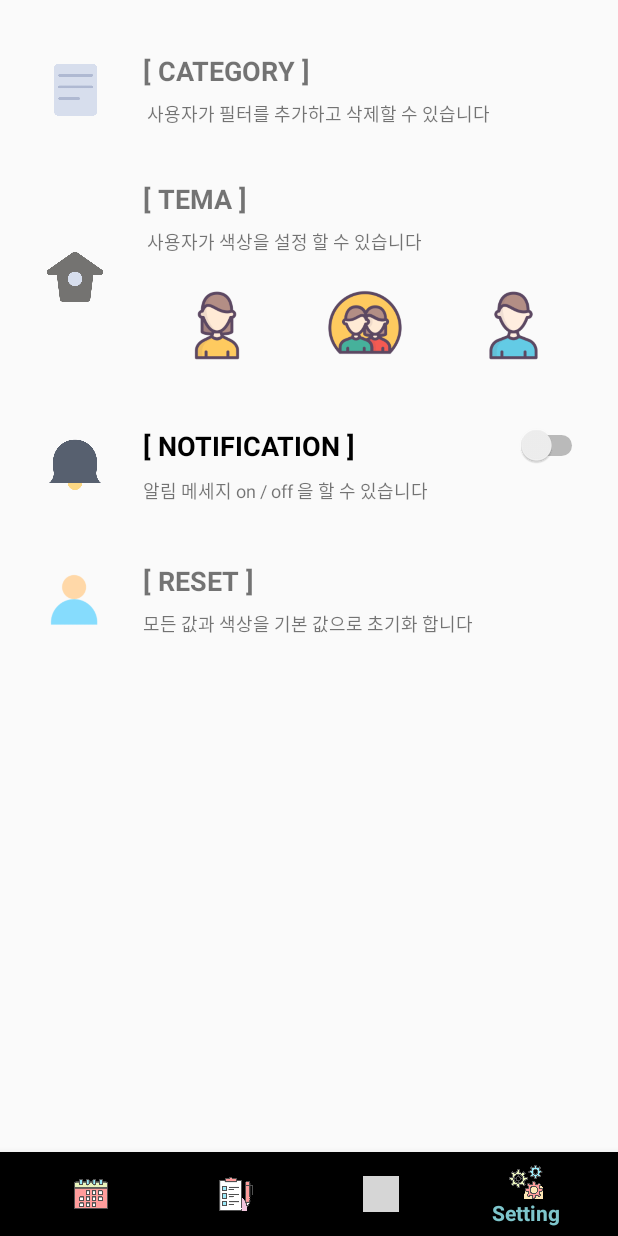
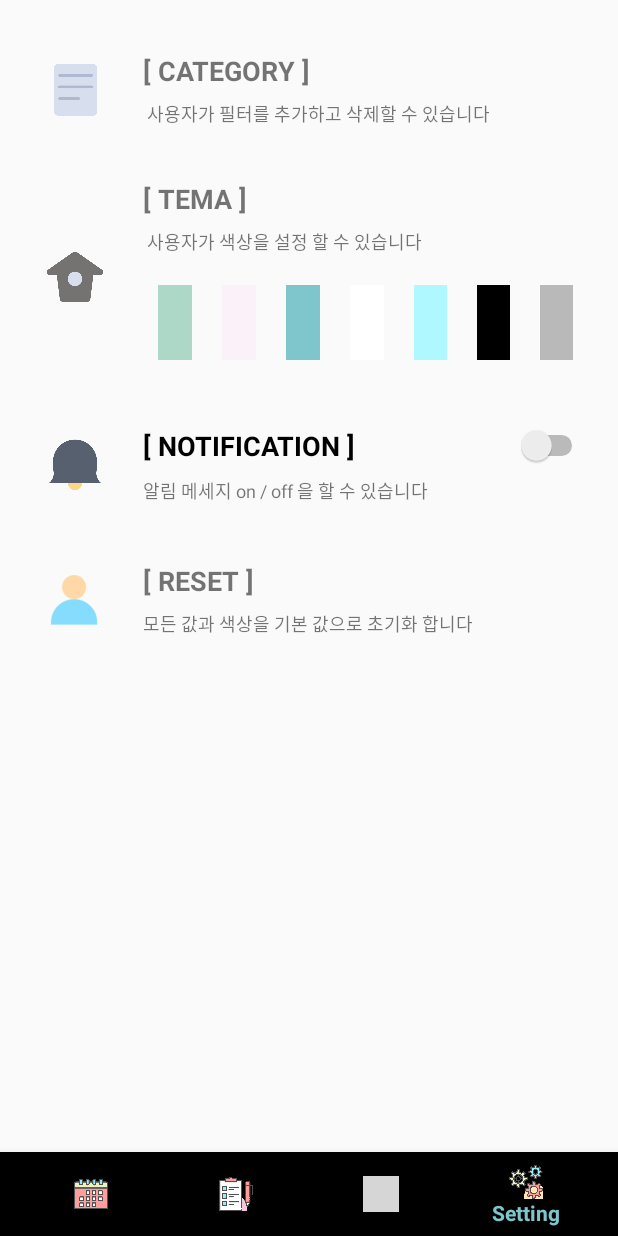
Before and after one commit to xim3739/HouseHolderProject, an Android app: the screen it shows after launch (MainActivity), item 4 of the bottom bar chosen, on a phone screen of 412 x 824 dp. Run offline under Robolectric (Android 15) with nearby library versions, the light colour scheme and no system bars; libraries missing offline, so code that uses them is left out: com.github.mikephil.charting; grey boxes are pictures that could not be loaded.

Commit message:
change tema color

```diff
--- a/app/src/main/java/com/example/householderproject/fragment/Fragment1.java
+++ b/app/src/main/java/com/example/householderproject/fragment/Fragment1.java
@@ -251,12 +251,12 @@ public class Fragment1 extends Fragment implements View.OnClickListener, Adapter
                         } else if (radioButtonMinus.isChecked() && !(spinnerFilter.getSelectedItem().toString().equals("필터를 설정해 주세요")) &&
                                 !(editTextCredit.getText().toString().equals(""))) {
 
-<<<<<<< HEAD
+
                             insertMinusDataBase(view.getContext(), currentDate, editTextCredit.getText().toString(), radioButtonMinus.getText().toString(), spinnerFilter.getSelectedItem().toString(), editTextLocation.getText().toString());
-=======
+
                             insertMinusDataBase(view.getContext(), currentDate, editTextCredit.getText().toString(),
                                     radioButtonMinus.getText().toString(), spinnerFilter.getSelectedItem().toString(), editTextLocation.getText().toString());
->>>>>>> 23e07d647169100f61e797be23b32e75397d000c
+
                         } else {
                             Toast.makeText(getContext(), "선택하지 않은 항목이 있습니다", Toast.LENGTH_LONG).show();
                         }
--- a/app/src/main/java/com/example/householderproject/fragment/Fragment4.java
+++ b/app/src/main/java/com/example/householderproject/fragment/Fragment4.java
@@ -1,25 +1,43 @@
 package com.example.householderproject.fragment;
 
+import android.app.Activity;
+import android.content.BroadcastReceiver;
+import android.content.Context;
 import android.content.DialogInterface;
+import android.content.Intent;
+import android.content.IntentFilter;
+import android.content.SharedPreferences;
+import android.graphics.Color;
+import android.os.Build;
 import android.os.Bundle;
+import android.telephony.SmsManager;
 import android.view.LayoutInflater;
 import android.view.View;
 import android.view.ViewGroup;
 import android.view.animation.AlphaAnimation;
 import android.view.animation.Animation;
+import android.widget.CompoundButton;
 import android.widget.EditText;
+import android.widget.ImageButton;
 import android.widget.LinearLayout;
+import android.widget.Switch;
 
 import androidx.annotation.NonNull;
 import androidx.annotation.Nullable;
 import androidx.appcompat.app.AlertDialog;
+import androidx.core.app.NotificationManagerCompat;
+import androidx.core.content.ContextCompat;
 import androidx.fragment.app.Fragment;
 
 import com.example.householderproject.R;
+import com.example.householderproject.receiver.SmsReceiver;
 
-public class Fragment4 extends Fragment {
+public class Fragment4 extends Fragment implements View.OnClickListener {
     private View view;
-    private LinearLayout line1, line2, line3, line4;
+    private LinearLayout line1, line4;
+    private ImageButton customDenseGreen, customPink, customGreen, customWhite, customBrightGreen, customDark, customGray;
+    private Switch switchOnOff;
+    public static boolean settingFlag = false;
 
     @Nullable
     @Override
@@ -28,9 +46,16 @@ public class Fragment4 extends Fragment {
         view = inflater.inflate(R.layout.activity_setting, container, false);
 
         line1 = view.findViewById(R.id.line1);
-        line2 = view.findViewById(R.id.line2);
-        line3 = view.findViewById(R.id.line3);
         line4 = view.findViewById(R.id.line4);
+
+        customDenseGreen = view.findViewById(R.id.customDenseGreen);
+        customPink = view.findViewById(R.id.customPink);
+        customGreen = view.findViewById(R.id.customGreen);
+        customWhite = view.findViewById(R.id.customWhite);
+        customBrightGreen = view.findViewById(R.id.customBrightGreen);
+        customDark = view.findViewById(R.id.customDark);
+        customGray = view.findViewById(R.id.customGray);
+        switchOnOff = view.findViewById(R.id.switchOnOff);
 
         line1.setOnClickListener(new View.OnClickListener() {
             @Override
@@ -55,22 +80,18 @@ public class Fragment4 extends Fragment {
                 v.startAnimation(animation);
             }
         });
-        line2.setOnClickListener(new View.OnClickListener() {
-            @Override
-            public void onClick(View v) {
-                Animation animation = new AlphaAnimation(0.3f, 1.0f);
-                animation.setDuration(500);
-                v.startAnimation(animation);
-            }
-        });
-        line3.setOnClickListener(new View.OnClickListener() {
-            @Override
-            public void onClick(View v) {
-                Animation animation = new AlphaAnimation(0.3f, 1.0f);
-                animation.setDuration(500);
-                v.startAnimation(animation);
-            }
-        });
+
+        // 테마색 변경을 위한 이벤트
+        customDenseGreen.setOnClickListener(this);
+        customPink.setOnClickListener(this);
+        customGreen.setOnClickListener(this);
+        customWhite.setOnClickListener(this);
+        customBrightGreen.setOnClickListener(this);
+        customDark.setOnClickListener(this);
+        customGray.setOnClickListener(this);
+        //
+
+
         line4.setOnClickListener(new View.OnClickListener() {
             @Override
             public void onClick(View v) {
@@ -82,4 +103,130 @@ public class Fragment4 extends Fragment {
 
         return view;
     }
+
+    @Override
+    public void onClick(View v) {
+        switch (v.getId()) {
+            case R.id.customDenseGreen:
+                AnimationEffect(v);
+                Utils.setStatusBarColor(getActivity(), Utils.StatusBarColorType.CUSTOM_DENSE_GREEN);
+                break;
+            case R.id.customPink:
+                AnimationEffect(v);
+                Utils.setStatusBarColor(getActivity(), Utils.StatusBarColorType.CUSTOM_PINK);
+                break;
+            case R.id.customGreen:
+                AnimationEffect(v);
+                Utils.setStatusBarColor(getActivity(), Utils.StatusBarColorType.CUSTOM_GREEN);
+                break;
+            case R.id.customWhite:
+                AnimationEffect(v);
+                Utils.setStatusBarColor(getActivity(), Utils.StatusBarColorType.CUSTOM_WHITE);
+                break;
+            case R.id.customBrightGreen:
+                AnimationEffect(v);
+                Utils.setStatusBarColor(getActivity(), Utils.StatusBarColorType.CUSTOM_BRIGHTGREEN);
+                break;
+            case R.id.customDark:
+                AnimationEffect(v);
+                Utils.setStatusBarColor(getActivity(), Utils.StatusBarColorType.CUSTOM_DARK);
+                break;
+            case R.id.customGray:
+                AnimationEffect(v);
+                Utils.setStatusBarColor(getActivity(), Utils.StatusBarColorType.CUSTOM_GRAY);
+                break;
+
+        }
+    }
+    //애니메이션 효과
+    private void AnimationEffect(View v) {
+        Animation animation = new AlphaAnimation(0.3f, 1.0f);
+        animation.setDuration(500);
+        v.startAnimation(animation);
+    }
+
+    //테마 변경을 위한 클래스
+    //Enum클래스형을 기반으로 한 StatusBarColorType을 선언하여 7가지 타입의 StatusBarColor를 정의, 열거형 상수와 관련된 값을 생성자를 통해 연결시켜 사용
+    public static class Utils {
+        public enum StatusBarColorType {
+            CUSTOM_DENSE_GREEN(R.color.customDenseGreen),
+            CUSTOM_PINK(R.color.customPink),
+            CUSTOM_GREEN(R.color.customGreen),
+            CUSTOM_WHITE(R.color.customWhite),
+            CUSTOM_BRIGHTGREEN(R.color.customBrightGreen),
+            CUSTOM_DARK(R.color.customDark),
+            CUSTOM_GRAY(R.color.customGray);
+
+            private int backgroundColorId;
+
+            StatusBarColorType(int backgroundColorId) {
+                this.backgroundColorId = backgroundColorId;
+            }
+
+            public int getBackgroundColorId() {
+                return backgroundColorId;
+            }
+        }
+
+        //API level21에서 추가된 setStatusBarColor 함수를 이용해 열거형 상수와 연결된 값으로 StatusBar색상을 변경
+        public static void setStatusBarColor(Activity activity, StatusBarColorType colorType) {
+            if (Build.VERSION.SDK_INT >= Build.VERSION_CODES.LOLLIPOP) {
+                activity.getWindow().setStatusBarColor(ContextCompat.getColor(activity, colorType.getBackgroundColorId()));
+            }
+        }
+    }
+
+  /*  //앱이 종료되어도 값을 저장할 부분
+    @Override
+    public void onResume() {
+        super.onResume();
+        //switch버튼, notification 알림 끄기
+        switchOnOff.setOnCheckedChangeListener(new CompoundButton.OnCheckedChangeListener() {
+            @Override
+            public void onCheckedChanged(CompoundButton buttonView, boolean isChecked) {
+                // The toggle is enabled -> work
+                if (isChecked) {
+                    settingFlag = true;
+                    SharedPreferences sharedPreferences = getActivity().getSharedPreferences("pref", Context.MODE_PRIVATE);
+                    SharedPreferences.Editor editor = sharedPreferences.edit();
+                    editor.putBoolean("checked", true);
+                    editor.commit();
+                } else {// The toggle is disabled -> stop
+                    settingFlag = false;
+                    SharedPreferences sharedPreferences = getActivity().getSharedPreferences("pref", Context.MODE_PRIVATE);
+                    SharedPreferences.Editor editor = sharedPreferences.edit();
+                    editor.putBoolean("checked", false);
+                    editor.commit();
+                }
+            }
+        });
+
+    }
+//그 저장한 부분을 부르는 곳
+    @Override
+    public void onStart() {
+        super.onStart();
+        SharedPreferences sharedPreferences = this.getActivity().getSharedPreferences("pref", Context.MODE_PRIVATE);
+        Boolean checked = sharedPreferences.getBoolean("checked", true);
+
+        if(checked){
+            settingFlag = true;
+        }else{
+            settingFlag = false;
+        }
+    }
+
+//값을 저장
+    @Override
+    public void onDestroy() {
+        super.onDestroy();
+        SharedPreferences sharedPreferences = this.getActivity().getSharedPreferences("pref", Context.MODE_PRIVATE);
+        Boolean checked = sharedPreferences.getBoolean("checked", true);
+
+        if(checked){
+            settingFlag = true;
+        }else{
+            settingFlag = false;
+        }
+    }*/
 }
--- a/app/src/main/res/layout/activity_setting.xml
+++ b/app/src/main/res/layout/activity_setting.xml
@@ -50,7 +50,6 @@
     </LinearLayout>
 
     <LinearLayout
-        android:id="@+id/line2"
         android:layout_width="match_parent"
         android:layout_height="wrap_content"
         android:layout_marginTop="10dp"
@@ -104,38 +103,76 @@
 
 
                 <ImageButton
+                    android:id="@+id/customDenseGreen"
                     android:layout_margin="10dp"
-                    android:background="?android:attr/selectableItemBackground"
+                    android:background="@color/customDenseGreen"
                     android:layout_width="50dp"
                     android:layout_height="50dp"
                     android:layout_weight="1"
                     android:scaleType="fitCenter"
-                    android:src="@drawable/thema_women"/>
+                    />
 
                 <ImageButton
+                    android:id="@+id/customPink"
                     android:layout_margin="10dp"
-                    android:background="?android:attr/selectableItemBackground"
+                    android:background="@color/customPink"
                     android:layout_width="50dp"
                     android:layout_height="50dp"
                     android:layout_weight="1"
                     android:scaleType="fitCenter"
-                    android:src="@drawable/thema_cuple" />
+                   />
 
                 <ImageButton
+                    android:id="@+id/customGreen"
                     android:layout_margin="10dp"
-                    android:background="?android:attr/selectableItemBackground"
+                    android:background="@color/customGreen"
                     android:layout_width="50dp"
                     android:layout_height="50dp"
                     android:layout_weight="1"
                     android:scaleType="fitCenter"
-                    android:src="@drawable/thema_men" />
+                     />
+                <ImageButton
+                    android:id="@+id/customWhite"
+                    android:layout_margin="10dp"
+                    android:background="@color/customWhite"
+                    android:layout_width="50dp"
+                    android:layout_height="50dp"
+                    android:layout_weight="1"
+                    android:scaleType="fitCenter"
+                    />
+                <ImageButton
+                    android:id="@+id/customBrightGreen"
+                    android:layout_margin="10dp"
+                    android:background="@color/customBrightGreen"
+                    android:layout_width="50dp"
+                    android:layout_height="50dp"
+                    android:layout_weight="1"
+                    android:scaleType="fitCenter"
+                    />
+                <ImageButton
+                    android:id="@+id/customDark"
+                    android:layout_margin="10dp"
+                    android:background="@color/customDark"
+                    android:layout_width="50dp"
+                    android:layout_height="50dp"
+                    android:layout_weight="1"
+                    android:scaleType="fitCenter"
+                    />
+                <ImageButton
+                    android:id="@+id/customGray"
+                    android:layout_margin="10dp"
+                    android:background="@color/customGray"
+                    android:layout_width="50dp"
+                    android:layout_height="50dp"
+                    android:layout_weight="1"
+                    android:scaleType="fitCenter"
+                    />
 
             </LinearLayout>
         </LinearLayout>
     </LinearLayout>
 
     <LinearLayout
-        android:id="@+id/line3"
         android:layout_width="match_parent"
         android:layout_height="wrap_content"
         android:layout_marginTop="10dp"
@@ -158,6 +195,7 @@
             android:orientation="vertical">
 
             <Switch
+                android:id="@+id/switchOnOff"
                 android:layout_width="match_parent"
                 android:layout_height="wrap_content"
                 android:layout_weight="1"
```
Also changed, not shown: app/src/main/java/com/example/householderproject/receiver/SmsReceiver.java (+20 -13 lines).
